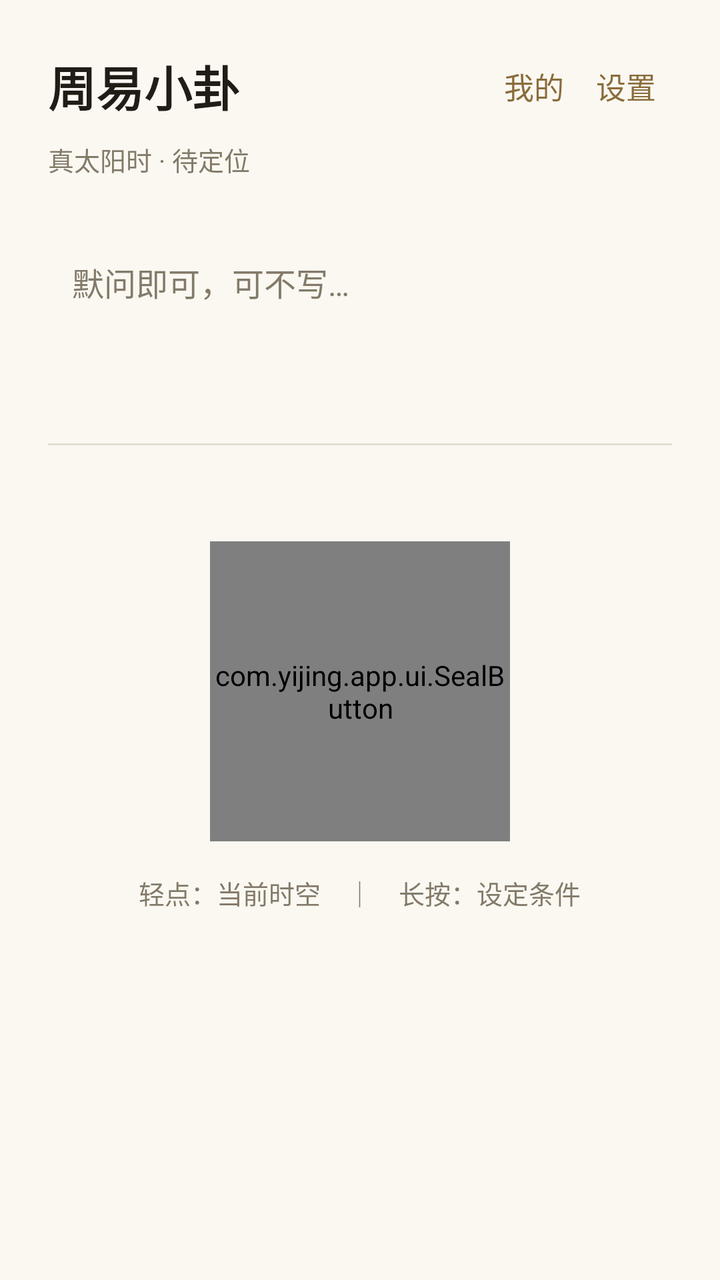
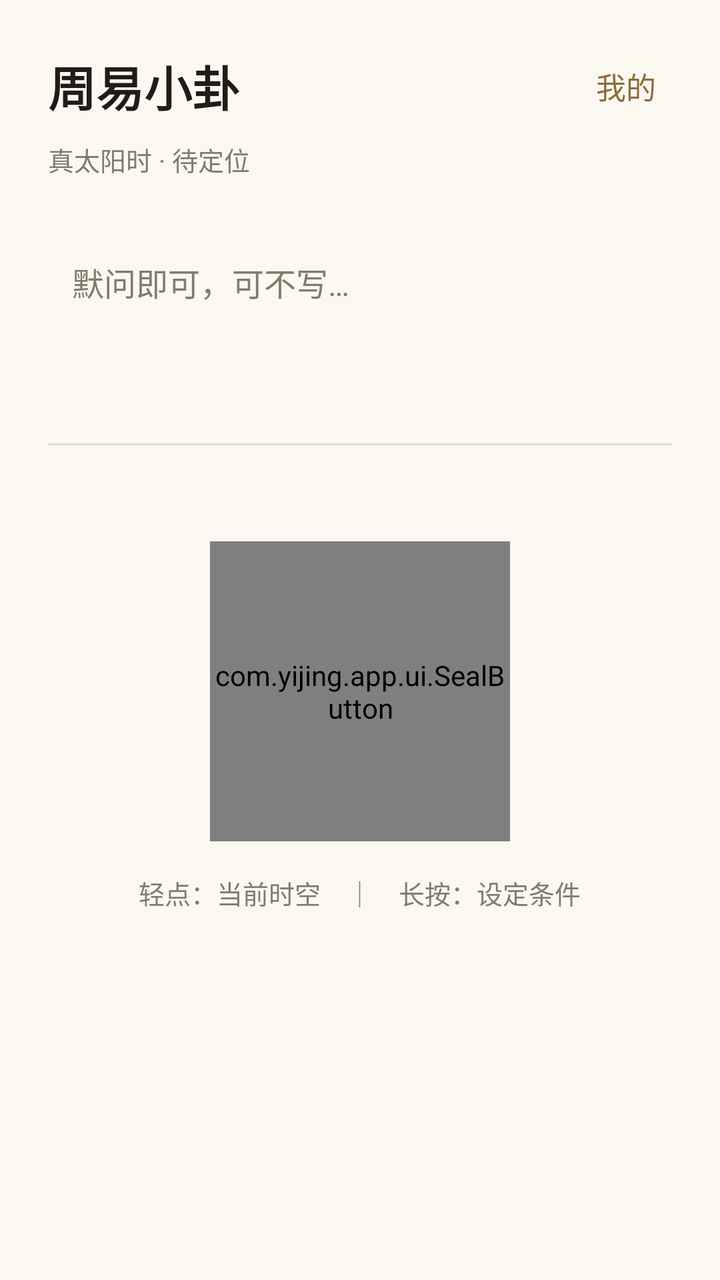

Before-and-after screenshots of an Android layout around one commit, followed by the original layout XML and the change that was made.
<!-- AndroidManifest.xml: application theme Theme.Yijing -->
<!-- res/layout/activity_main.xml -->
<?xml version="1.0" encoding="utf-8"?>
<LinearLayout xmlns:android="http://schemas.android.com/apk/res/android"
    android:layout_width="match_parent"
    android:layout_height="match_parent"
    android:orientation="vertical"
    android:background="@color/paper"
    android:padding="24dp">

    <LinearLayout
        android:layout_width="match_parent"
        android:layout_height="wrap_content"
        android:orientation="horizontal"
        android:gravity="center_vertical">

        <TextView
            android:layout_width="0dp"
            android:layout_height="wrap_content"
            android:layout_weight="1"
            android:text="@string/app_name"
            android:textColor="@color/ink"
            android:textSize="24sp"
            android:textStyle="bold" />

        <TextView
            android:id="@+id/btnMine"
            android:layout_width="wrap_content"
            android:layout_height="wrap_content"
            android:padding="8dp"
            android:text="我的"
            android:textColor="@color/brand"
            android:textSize="15sp" />

        <TextView
            android:id="@+id/btnSettings"
            android:layout_width="wrap_content"
            android:layout_height="wrap_content"
            android:padding="8dp"
            android:text="设置"
            android:textColor="@color/brand"
            android:textSize="15sp" />
    </LinearLayout>

    <TextView
        android:id="@+id/solarText"
        android:layout_width="wrap_content"
        android:layout_height="wrap_content"
        android:layout_marginTop="8dp"
        android:lineSpacingExtra="3dp"
        android:textColor="@color/ink_muted"
        android:textSize="13sp"
        android:text="真太阳时 · 待定位" />

    <EditText
        android:id="@+id/questionInput"
        android:layout_width="match_parent"
        android:layout_height="wrap_content"
        android:layout_marginTop="28dp"
        android:background="@android:color/transparent"
        android:gravity="top"
        android:hint="@string/question_hint"
        android:inputType="textMultiLine"
        android:minLines="4"
        android:maxLines="7"
        android:scrollbars="vertical"
        android:padding="12dp"
        android:textColor="@color/ink"
        android:textColorHint="@color/ink_muted"
        android:textSize="16sp" />

    <View
        android:layout_width="match_parent"
        android:layout_height="1dp"
        android:background="@color/divider" />

    <com.yijing.app.ui.SealButton
        android:id="@+id/castBtn"
        android:layout_width="150dp"
        android:layout_height="150dp"
        android:layout_gravity="center_horizontal"
        android:layout_marginTop="48dp" />

    <TextView
        android:layout_width="wrap_content"
        android:layout_height="wrap_content"
        android:layout_gravity="center_horizontal"
        android:layout_marginTop="16dp"
        android:text="@string/tap_hint"
        android:textColor="@color/ink_muted"
        android:textSize="13sp" />

</LinearLayout>
<!-- resources referenced by this layout -->
<resources>
  <color name="brand">#8A6D3B</color>
  <color name="divider">#E4DED1</color>
  <color name="ink">#201D17</color>
  <color name="ink_muted">#837A69</color>
  <color name="paper">#FBF8F2</color>
  <string name="app_name">周易小卦</string>
  <string name="question_hint">默问即可，可不写…</string>
  <string name="tap_hint">轻点：当前时空　｜　长按：设定条件</string>
  <style name="Theme.Yijing" parent="Theme.Material3.DayNight.NoActionBar">
          <item name="colorPrimary">@color/brand</item>
          <item name="colorOnPrimary">@color/paper</item>
          <item name="android:colorBackground">@color/paper</item>
      </style>
</resources>

<!-- the commit's change to res/layout/activity_main.xml (unified diff, before → after) -->
@@ -27,15 +27,6 @@
             android:layout_height="wrap_content"
             android:padding="8dp"
             android:text="我的"
-            android:textColor="@color/brand"
-            android:textSize="15sp" />
-
-        <TextView
-            android:id="@+id/btnSettings"
-            android:layout_width="wrap_content"
-            android:layout_height="wrap_content"
-            android:padding="8dp"
-            android:text="设置"
             android:textColor="@color/brand"
             android:textSize="15sp" />
     </LinearLayout>
